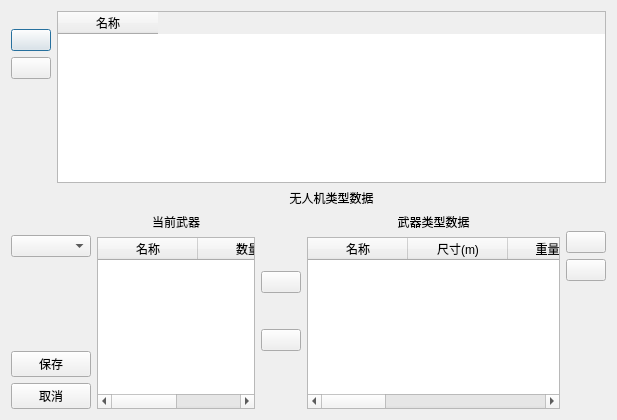
Before: the Qt Designer form UAV/UAVServer/dialog/uavtypedatadialog.ui in zt900403/UAV, drawn with Qt 5.
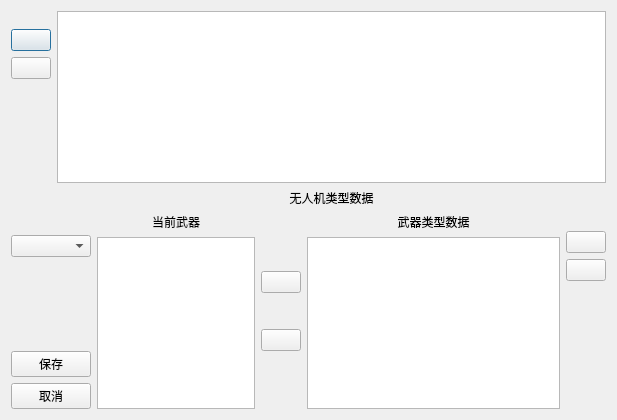
After: the same form once the commit is applied. Icons and pictures are not drawn.

What changed in the file:
```diff
--- a/UAV/UAVServer/dialog/uavtypedatadialog.ui
+++ b/UAV/UAVServer/dialog/uavtypedatadialog.ui
@@ -85,11 +85,6 @@
          <property name="selectionBehavior">
           <enum>QAbstractItemView::SelectRows</enum>
          </property>
-         <column>
-          <property name="text">
-           <string>名称</string>
-          </property>
-         </column>
         </widget>
        </item>
        <item>
@@ -186,16 +181,6 @@
          <property name="selectionBehavior">
           <enum>QAbstractItemView::SelectRows</enum>
          </property>
-         <column>
-          <property name="text">
-           <string>名称</string>
-          </property>
-         </column>
-         <column>
-          <property name="text">
-           <string>数量</string>
-          </property>
-         </column>
         </widget>
        </item>
       </layout>
@@ -306,41 +291,6 @@
          <property name="selectionBehavior">
           <enum>QAbstractItemView::SelectRows</enum>
          </property>
-         <column>
-          <property name="text">
-           <string>名称</string>
-          </property>
-         </column>
-         <column>
-          <property name="text">
-           <string>尺寸(m)</string>
-          </property>
-         </column>
-         <column>
-          <property name="text">
-           <string>重量(kg)</string>
-          </property>
-         </column>
-         <column>
-          <property name="text">
-           <string>制导方式</string>
-          </property>
-         </column>
-         <column>
-          <property name="text">
-           <string>有效射程(km)</string>
-          </property>
-         </column>
-         <column>
-          <property name="text">
-           <string>杀伤半径(m)</string>
-          </property>
-         </column>
-         <column>
-          <property name="text">
-           <string>描述</string>
-          </property>
-         </column>
         </widget>
        </item>
       </layout>
```
Left out of the diff: 4 changed lines with no effect on the pictures.
